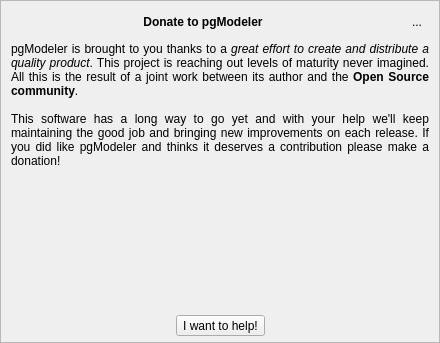
Above: libs/libgui/ui/widgets/donatewidget.ui from pgmodeler/pgmodeler before the change. Below: the same form after it.
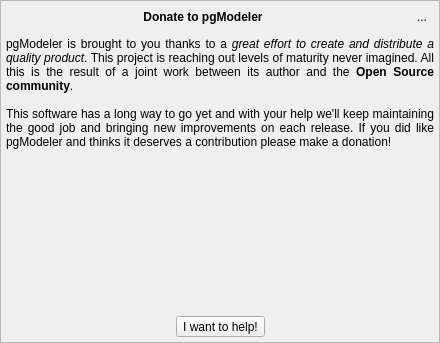
That is the form after the change. Icons and pictures are not drawn.

What changed in the file:
```diff
--- a/libs/libgui/ui/widgets/donatewidget.ui
+++ b/libs/libgui/ui/widgets/donatewidget.ui
@@ -48,16 +48,16 @@
      </property>
      <layout class="QGridLayout" name="gridLayout">
       <property name="leftMargin">
-       <number>10</number>
+       <number>5</number>
       </property>
       <property name="topMargin">
-       <number>10</number>
+       <number>5</number>
       </property>
       <property name="rightMargin">
-       <number>10</number>
+       <number>5</number>
       </property>
       <property name="bottomMargin">
-       <number>6</number>
+       <number>5</number>
       </property>
       <property name="spacing">
        <number>10</number>
```
